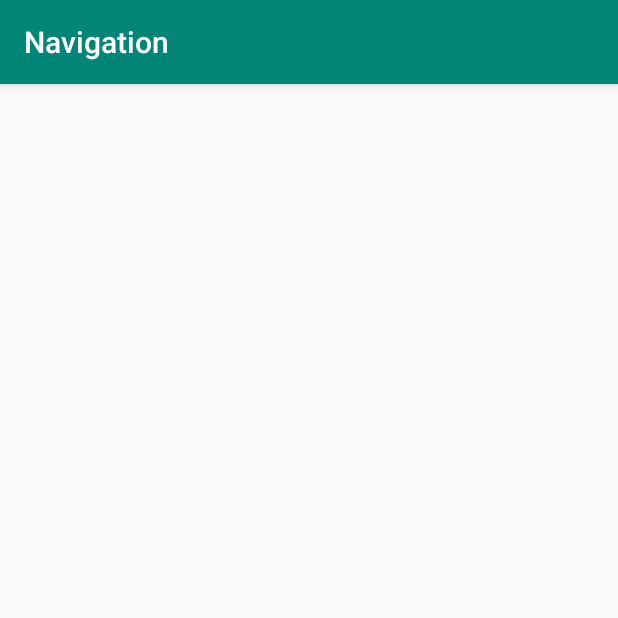
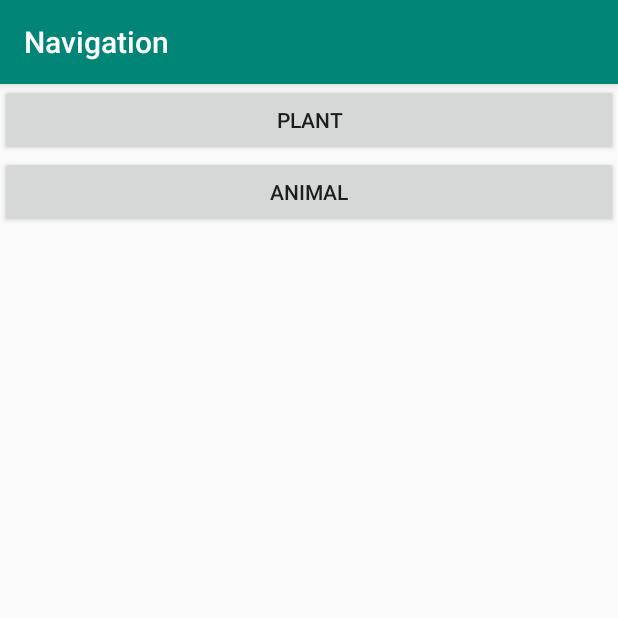
Before and after one commit to iMeePwni/Jetpack, an Android app: the NavigationActivity screen opened directly, with no data from a screen before it, on a phone screen of 412 x 824 dp, the top half of it. Run offline under Robolectric (Android 15) with nearby library versions, the phone set to English and light mode, and no system bars.

Commit message:
#8, add navigation fragments.

```diff
--- a/app/src/main/java/com/imeepwni/jetpack/function/navigation/NavigationActivity.kt
+++ b/app/src/main/java/com/imeepwni/jetpack/function/navigation/NavigationActivity.kt
@@ -1,5 +1,8 @@
 package com.imeepwni.jetpack.function.navigation
 
+import android.os.Bundle
+import androidx.fragment.app.commit
+import com.imeepwni.jetpack.R
 import com.imeepwni.jetpack.app.BaseActivity
 
 /**
@@ -7,4 +10,13 @@ import com.imeepwni.jetpack.app.BaseActivity
  * 邮箱：feng.guo@bees360.com
  */
 class NavigationActivity : BaseActivity() {
+
+    override fun onCreate(savedInstanceState: Bundle?) {
+        super.onCreate(savedInstanceState)
+        setContentView(R.layout.activity_navigation)
+
+        supportFragmentManager.commit {
+            add(R.id.fl_container, NavigationFragment())
+        }
+    }
 }
--- /dev/null
+++ b/app/src/main/java/com/imeepwni/jetpack/function/navigation/NavigationFragment.kt
@@ -0,0 +1,30 @@
+package com.imeepwni.jetpack.function.navigation
+
+import android.os.Bundle
+import android.view.LayoutInflater
+import android.view.View
+import android.view.ViewGroup
+import com.imeepwni.jetpack.R
+import com.imeepwni.jetpack.app.BaseFragment
+import com.imeepwni.jetpack.app.toast
+import kotlinx.android.synthetic.main.fragment_navigation.*
+
+/**
+ * 作者：Created by guofeng on 2019/11/19
+ * 邮箱：feng.guo@bees360.com
+ */
+class NavigationFragment : BaseFragment() {
+
+    override fun onCreateView(inflater: LayoutInflater, container: ViewGroup?, savedInstanceState: Bundle?): View? {
+        return inflater.inflate(R.layout.fragment_navigation, container, false)
+    }
+
+    override fun onViewCreated(view: View, savedInstanceState: Bundle?) {
+        btn_plant.setOnClickListener {
+            toast("Plant")
+        }
+        btn_animal.setOnClickListener {
+            toast("Animal")
+        }
+    }
+}
--- /dev/null
+++ b/app/src/main/res/layout/activity_navigation.xml
@@ -0,0 +1,9 @@
+<?xml version="1.0" encoding="utf-8"?>
+<FrameLayout xmlns:android="http://schemas.android.com/apk/res/android"
+    xmlns:tools="http://schemas.android.com/tools"
+    android:id="@+id/fl_container"
+    android:layout_width="match_parent"
+    android:layout_height="match_parent"
+    tools:context=".function.navigation.NavigationActivity">
+
+</FrameLayout>
--- /dev/null
+++ b/app/src/main/res/layout/fragment_navigation.xml
@@ -0,0 +1,24 @@
+<?xml version="1.0" encoding="utf-8"?>
+<androidx.constraintlayout.widget.ConstraintLayout xmlns:android="http://schemas.android.com/apk/res/android"
+    xmlns:app="http://schemas.android.com/apk/res-auto"
+    android:layout_width="match_parent"
+    android:layout_height="match_parent">
+
+    <Button
+        android:id="@+id/btn_plant"
+        android:layout_width="0dp"
+        android:layout_height="wrap_content"
+        android:text="@string/plant"
+        app:layout_constraintEnd_toEndOf="parent"
+        app:layout_constraintStart_toStartOf="parent"
+        app:layout_constraintTop_toTopOf="parent" />
+
+    <Button
+        android:id="@+id/btn_animal"
+        android:layout_width="0dp"
+        android:layout_height="wrap_content"
+        android:text="@string/animal"
+        app:layout_constraintEnd_toEndOf="parent"
+        app:layout_constraintStart_toStartOf="parent"
+        app:layout_constraintTop_toBottomOf="@+id/btn_plant" />
+</androidx.constraintlayout.widget.ConstraintLayout>
--- a/app/src/main/res/values/strings.xml
+++ b/app/src/main/res/values/strings.xml
@@ -21,6 +21,8 @@
     <string name="previous_user">Previous User</string>
     <string name="two_way_binding_test">Two Way Binding Test</string>
     <string name="show_check_status">Show Check Status</string>
+    <string name="plant">Plant</string>
+    <string name="animal">Animal</string>
 
     <string-array name="random_name">
         <item>Joe</item>
```
Also changed, not shown: app/src/main/java/com/imeepwni/jetpack/function/navigation/animal/AnimalFragment.kt (added, +19 -0 lines), app/src/main/java/com/imeepwni/jetpack/function/navigation/plant/PlantFragment.kt (added, +19 -0 lines), app/src/main/res/layout/fragment_animal.xml (added, +14 -0 lines), app/src/main/res/layout/fragment_plant.xml (added, +14 -0 lines).
